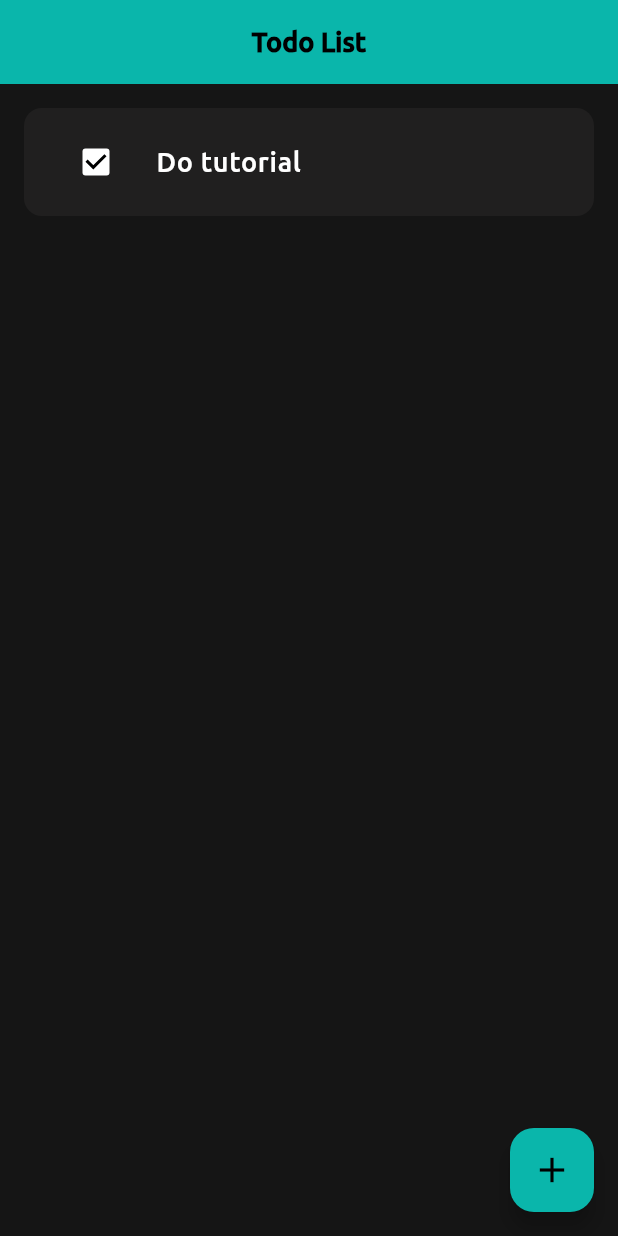
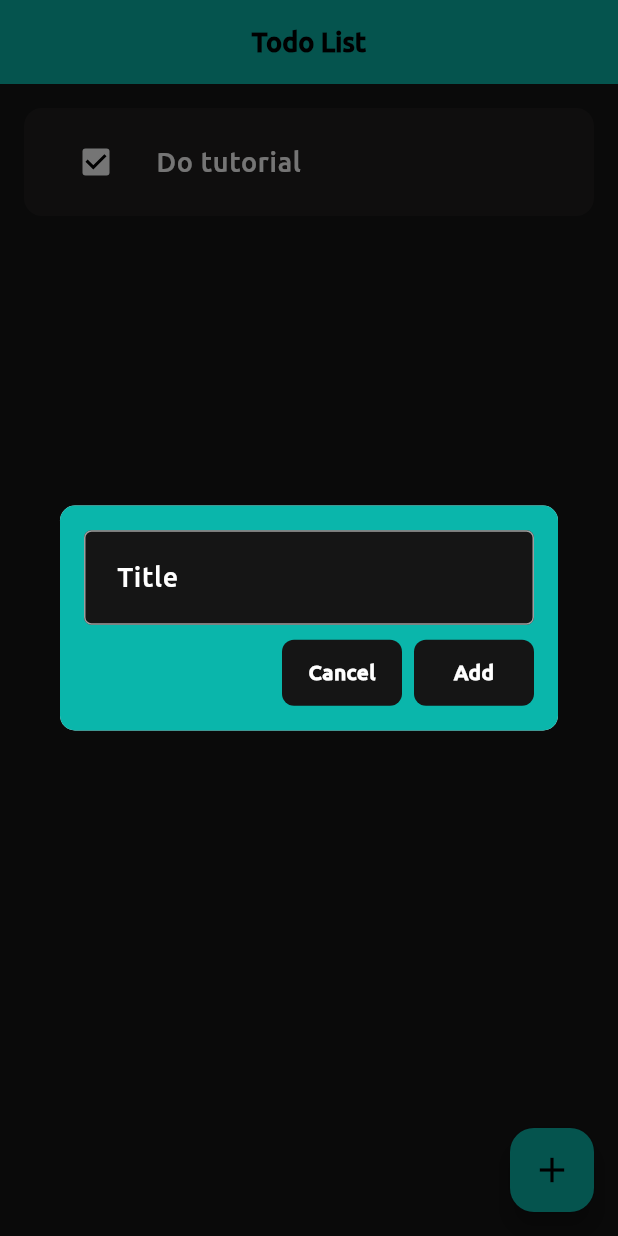
Before and after one commit to bavlysafwatt/ToDoApp, a Flutter app: the screen it shows after launch, after a tap on the "add" icon, on a phone screen of 412 x 824 dp. Run offline on Flutter 3.47's test engine with Material 3 defaults, Android fonts, the phone set to English and light mode, and no system bars.

Commit message:
add dialog box

```diff
--- /dev/null
+++ b/lib/components/add_todo_form.dart
@@ -0,0 +1,55 @@
+import 'package:flutter/material.dart';
+import 'package:todo_app/components/custom_button.dart';
+import 'package:todo_app/components/custom_text_field.dart';
+
+class AddTodoForm extends StatefulWidget {
+  const AddTodoForm({super.key});
+
+  @override
+  State<AddTodoForm> createState() => _AddTodoFormState();
+}
+
+class _AddTodoFormState extends State<AddTodoForm> {
+  final GlobalKey<FormState> formKey = GlobalKey();
+  AutovalidateMode autovalidateMode = AutovalidateMode.disabled;
+  TextEditingController title = TextEditingController();
+
+  @override
+  Widget build(BuildContext context) {
+    return Form(
+      key: formKey,
+      autovalidateMode: autovalidateMode,
+      child: Padding(
+        padding: const EdgeInsets.symmetric(horizontal: 16.0),
+        child: Column(
+          mainAxisAlignment: MainAxisAlignment.center,
+          children: [
+            CustomTextField(
+              hintText: 'Title',
+              maxLines: 1,
+              controller: title,
+            ),
+            const SizedBox(height: 10),
+            Row(
+              mainAxisAlignment: MainAxisAlignment.end,
+              // mainAxisSize: MainAxisSize.min,
+              children: [
+                CustomButton(
+                  text: 'Cancel',
+                  onTap: () {
+                    Navigator.pop(context);
+                  },
+                ),
+                const SizedBox(width: 8),
+                CustomButton(
+                  text: 'Add',
+                  onTap: () {},
+                ),
+              ],
+            ),
+          ],
+        ),
+      ),
+    );
+  }
+}
--- /dev/null
+++ b/lib/components/custom_button.dart
@@ -0,0 +1,38 @@
+import 'package:flutter/material.dart';
+
+class CustomButton extends StatelessWidget {
+  const CustomButton({
+    super.key,
+    required this.text,
+    required this.onTap,
+  });
+
+  final String text;
+  final void Function() onTap;
+
+  @override
+  Widget build(BuildContext context) {
+    return GestureDetector(
+      onTap: onTap,
+      child: Container(
+        padding: const EdgeInsets.all(12),
+        decoration: BoxDecoration(
+          color: const Color(0xff151515),
+          borderRadius: BorderRadius.circular(8),
+        ),
+        width: 80,
+        child: Center(
+          child: Text(
+            text,
+            style: const TextStyle(
+              fontFamily: 'Ubuntu',
+              fontSize: 14,
+              fontWeight: FontWeight.bold,
+              color: Colors.white,
+            ),
+          ),
+        ),
+      ),
+    );
+  }
+}
--- /dev/null
+++ b/lib/components/custom_text_field.dart
@@ -0,0 +1,59 @@
+import 'package:flutter/material.dart';
+
+class CustomTextField extends StatelessWidget {
+  const CustomTextField({
+    super.key,
+    required this.hintText,
+    required this.maxLines,
+    this.controller,
+    this.onChanged,
+  });
+
+  final String hintText;
+  final int maxLines;
+  final TextEditingController? controller;
+  final void Function(String)? onChanged;
+
+  @override
+  Widget build(BuildContext context) {
+    return TextFormField(
+      validator: (value) {
+        if (value?.isEmpty ?? true) {
+          return 'This field is required*';
+        } else {
+          return null;
+        }
+      },
+      controller: controller,
+      maxLines: maxLines,
+      onChanged: onChanged,
+      decoration: InputDecoration(
+        hintText: hintText,
+        hintStyle: const TextStyle(
+          fontSize: 18,
+          color: Colors.white,
+        ),
+        contentPadding: const EdgeInsets.all(18),
+        border: OutlineInputBorder(
+          borderRadius: BorderRadius.circular(5),
+          borderSide: const BorderSide(color: Colors.grey),
+        ),
+        enabledBorder: OutlineInputBorder(
+          borderRadius: BorderRadius.circular(5),
+          borderSide: const BorderSide(color: Colors.grey),
+        ),
+        focusedBorder: OutlineInputBorder(
+          borderRadius: BorderRadius.circular(5),
+          borderSide: BorderSide(color: Colors.grey.shade500),
+        ),
+        fillColor: const Color(0xff151515),
+        filled: true,
+      ),
+      cursorColor: Colors.white,
+      style: const TextStyle(
+        color: Colors.white,
+        fontSize: 18,
+      ),
+    );
+  }
+}
--- /dev/null
+++ b/lib/components/dialog_box.dart
@@ -0,0 +1,27 @@
+import 'package:flutter/material.dart';
+import 'package:todo_app/components/add_todo_form.dart';
+
+class DialogBox extends StatelessWidget {
+  const DialogBox({super.key});
+
+  @override
+  Widget build(BuildContext context) {
+    return AlertDialog(
+      elevation: 0,
+      contentPadding: EdgeInsets.zero,
+      shadowColor: Colors.transparent,
+      shape: RoundedRectangleBorder(
+        borderRadius: BorderRadius.circular(10),
+      ),
+      content: Container(
+        height: 150,
+        width: 500,
+        decoration: BoxDecoration(
+          color: const Color(0xff0ab6ab),
+          borderRadius: BorderRadius.circular(10),
+        ),
+        child: const AddTodoForm(),
+      ),
+    );
+  }
+}
--- a/lib/pages/home_page.dart
+++ b/lib/pages/home_page.dart
@@ -1,4 +1,5 @@
 import 'package:flutter/material.dart';
+import 'package:todo_app/components/dialog_box.dart';
 import 'package:todo_app/components/todo_item.dart';
 
 class HomePage extends StatelessWidget {
@@ -21,7 +22,12 @@ class HomePage extends StatelessWidget {
         backgroundColor: const Color(0xff0ab6ab),
       ),
       floatingActionButton: FloatingActionButton(
-        onPressed: () {},
+        onPressed: () {
+          showDialog(
+            context: context,
+            builder: (context) => const DialogBox(),
+          );
+        },
         backgroundColor: const Color(0xff0ab6ab),
         child: const Icon(
           Icons.add,
```
